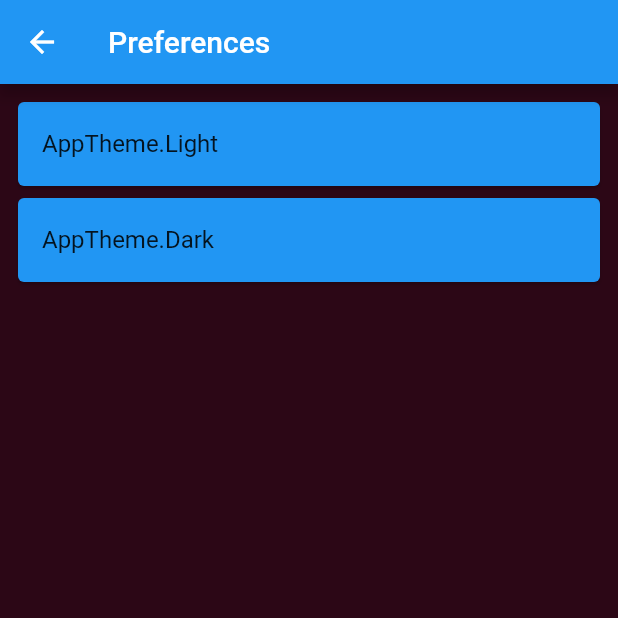
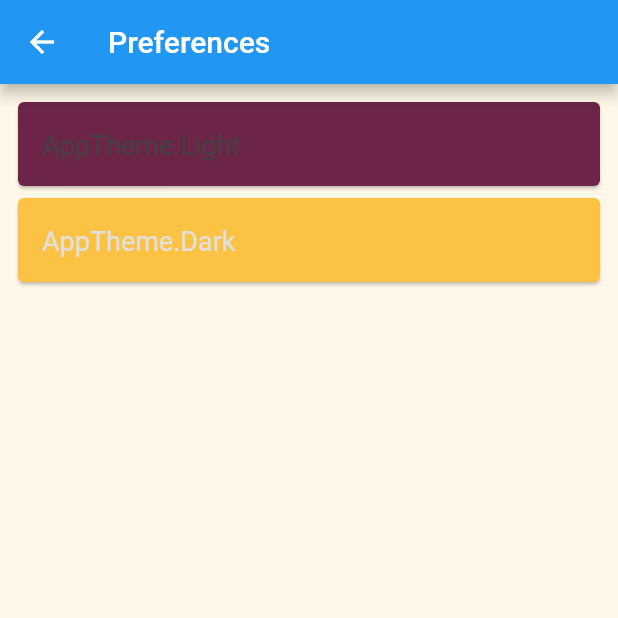
Before and after one commit to jainayu/theme_app, a Flutter app: the HomePage screen opened directly, after a tap on the "settings" icon, on a phone screen of 412 x 824 dp, the top half of it. Run offline on Flutter 3.47's test engine with Material 2 defaults, Android fonts, the phone set to English and light mode, and no system bars; our stand-ins replace bloc, equatable, flutter_bloc; Roboto replaces fonts that are missing (Poppins).

Commit message:
complete app

```diff
--- a/lib/main.dart
+++ b/lib/main.dart
@@ -1,6 +1,7 @@
 import 'package:flutter/material.dart';
 import 'package:flutter_bloc/flutter_bloc.dart';
 import 'package:myapp/ui/global/theme/bloc/theme_bloc.dart';
+import 'package:myapp/ui/home/home_page.dart';
 
 void main() {
   runApp(MyApp());
@@ -21,11 +22,7 @@ class MyApp extends StatelessWidget {
     return MaterialApp(
       title: 'Flutter Demo',
       theme: state.themeData,
-      home: Scaffold(
-        appBar: AppBar(
-          title: Text("Title"),
-        ),
-      ),
+      home: HomePage(),
     );
   }
 }
--- a/lib/ui/global/theme/app_theme.dart
+++ b/lib/ui/global/theme/app_theme.dart
@@ -7,6 +7,50 @@ enum AppTheme {
 
 final appThemeData = {
   AppTheme.Light: ThemeData(
+    fontFamily: 'Poppins',
+    scaffoldBackgroundColor: Color(0xFFFFF7E7),
+    backgroundColor: Color(0xFFDECDB4),
+    accentColor: Color(0xFF6C2449),
+    dividerColor: Colors.black.withAlpha(60),
+    unselectedWidgetColor: Color(0xFF46172F),
+    textTheme: TextTheme(
+      headline1: TextStyle(
+        color: Color(0xFF6C2449),
+        fontSize: 30,
+        letterSpacing: 8,
+        fontWeight: FontWeight.w600,
+      ),
+      headline2: TextStyle(
+        color: Colors.grey.shade800,
+        fontSize: 20,
+        letterSpacing: 4,
+        fontWeight: FontWeight.w600,
+      ),
+      headline3: TextStyle(
+        color: Color(0xFFDECDB4),
+        fontSize: 20,
+        letterSpacing: 4,
+        fontWeight: FontWeight.w600,
+      ),
+      bodyText1: TextStyle(
+        color: Colors.grey.shade800,
+        fontSize: 18,
+        fontWeight: FontWeight.w400,
+        height: 1.5,
+      ),
+    ),
+    tooltipTheme: TooltipThemeData(
+      textStyle: TextStyle(
+        color: Color(0xFFFFF7E7),
+        fontWeight: FontWeight.w500,
+      ),
+      decoration: BoxDecoration(
+        color: Color(0xFF6C2449),
+        borderRadius: BorderRadius.circular(10),
+      ),
+    ),
+  ),
+  AppTheme.Dark: ThemeData(
     fontFamily: 'Poppins',
     scaffoldBackgroundColor: Color(0xFF2C0716),
     backgroundColor: Color(0xFF46172F),
@@ -50,48 +94,4 @@ final appThemeData = {
       ),
     ),
   ),
-  AppTheme.Dark: ThemeData(
-    fontFamily: 'Poppins',
-    scaffoldBackgroundColor: Color(0xFFFFF7E7),
-    backgroundColor: Color(0xFFDECDB4),
-    accentColor: Color(0xFF6C2449),
-    dividerColor: Colors.black.withAlpha(60),
-    unselectedWidgetColor: Color(0xFF46172F),
-    textTheme: TextTheme(
-      headline1: TextStyle(
-        color: Color(0xFF6C2449),
-        fontSize: 30,
-        letterSpacing: 8,
-        fontWeight: FontWeight.w600,
-      ),
-      headline2: TextStyle(
-        color: Colors.grey.shade800,
-        fontSize: 20,
-        letterSpacing: 4,
-        fontWeight: FontWeight.w600,
-      ),
-      headline3: TextStyle(
-        color: Color(0xFFDECDB4),
-        fontSize: 20,
-        letterSpacing: 4,
-        fontWeight: FontWeight.w600,
-      ),
-      bodyText1: TextStyle(
-        color: Colors.grey.shade800,
-        fontSize: 18,
-        fontWeight: FontWeight.w400,
-        height: 1.5,
-      ),
-    ),
-    tooltipTheme: TooltipThemeData(
-      textStyle: TextStyle(
-        color: Color(0xFFFFF7E7),
-        fontWeight: FontWeight.w500,
-      ),
-      decoration: BoxDecoration(
-        color: Color(0xFF6C2449),
-        borderRadius: BorderRadius.circular(10),
-      ),
-    ),
-  ),
 };
--- a/lib/ui/home/home_page.dart
+++ b/lib/ui/home/home_page.dart
@@ -11,10 +11,11 @@ class HomePage extends StatelessWidget {
           IconButton(
             icon: Icon(Icons.settings),
             onPressed: () {
-              // Navigate to the PreferencePage
-              Navigator.of(context).push(MaterialPageRoute(
-                builder: (context) => PreferencePage(),
-              ));
+              Navigator.of(context).push(
+                MaterialPageRoute(
+                  builder: (context) => PreferencePage(),
+                ),
+              );
             },
           )
         ],
@@ -23,7 +24,7 @@ class HomePage extends StatelessWidget {
         child: Container(
           child: Text(
             'Home',
-            style: Theme.of(context).textTheme.display1,
+            style: Theme.of(context).textTheme.headline1,
           ),
         ),
       ),
--- a/lib/ui/preference/preference_page.dart
+++ b/lib/ui/preference/preference_page.dart
@@ -18,15 +18,15 @@ class PreferencePage extends StatelessWidget {
         itemBuilder: (context, index) {
           final itemAppTheme = AppTheme.values[index];
           return Card(
-            color: appThemeData[itemAppTheme].primaryColor,
+            color: appThemeData[itemAppTheme].accentColor,
             child: ListTile(
               title: Text(
                 itemAppTheme.toString(),
-                style: appThemeData[itemAppTheme].textTheme.body1,
+                style: appThemeData[itemAppTheme].textTheme.bodyText1,
               ),
               onTap: () {
                 BlocProvider.of<ThemeBloc>(context)
-                    .dispatch(ThemeChanged(theme: itemAppTheme));
+                    .add(ThemeChanged(theme: itemAppTheme));
               },
             ),
           );
```
